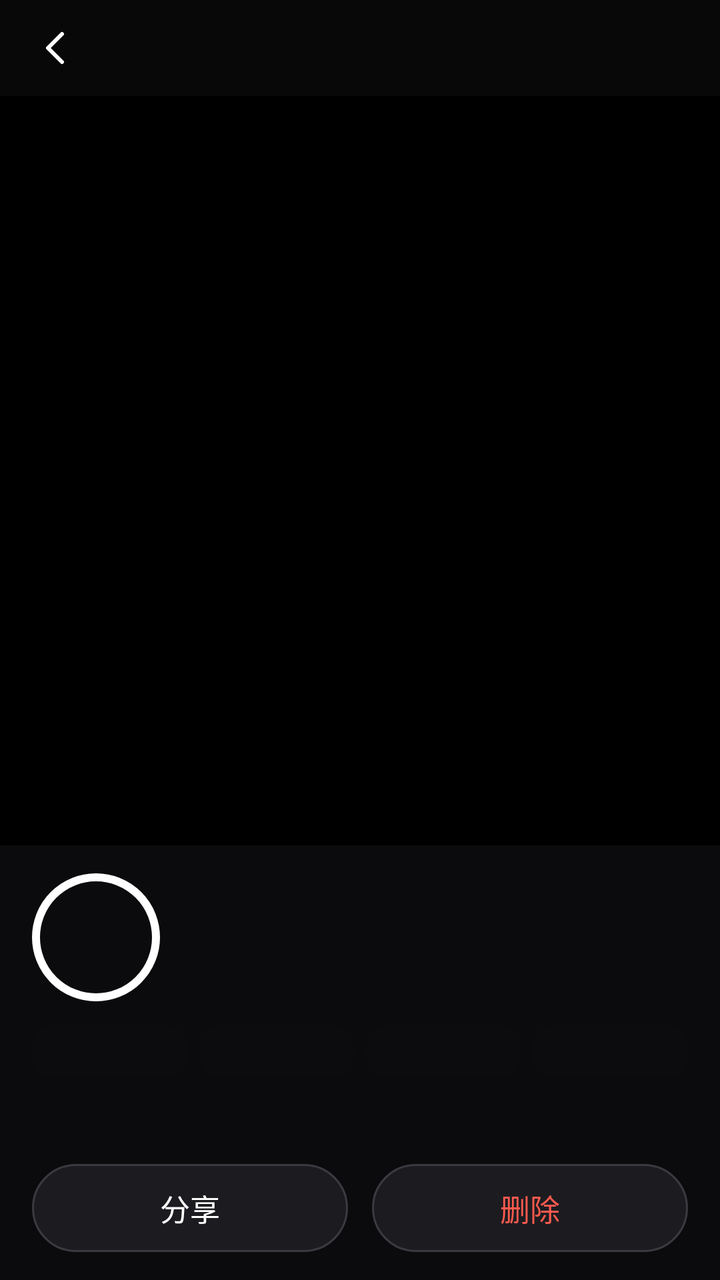
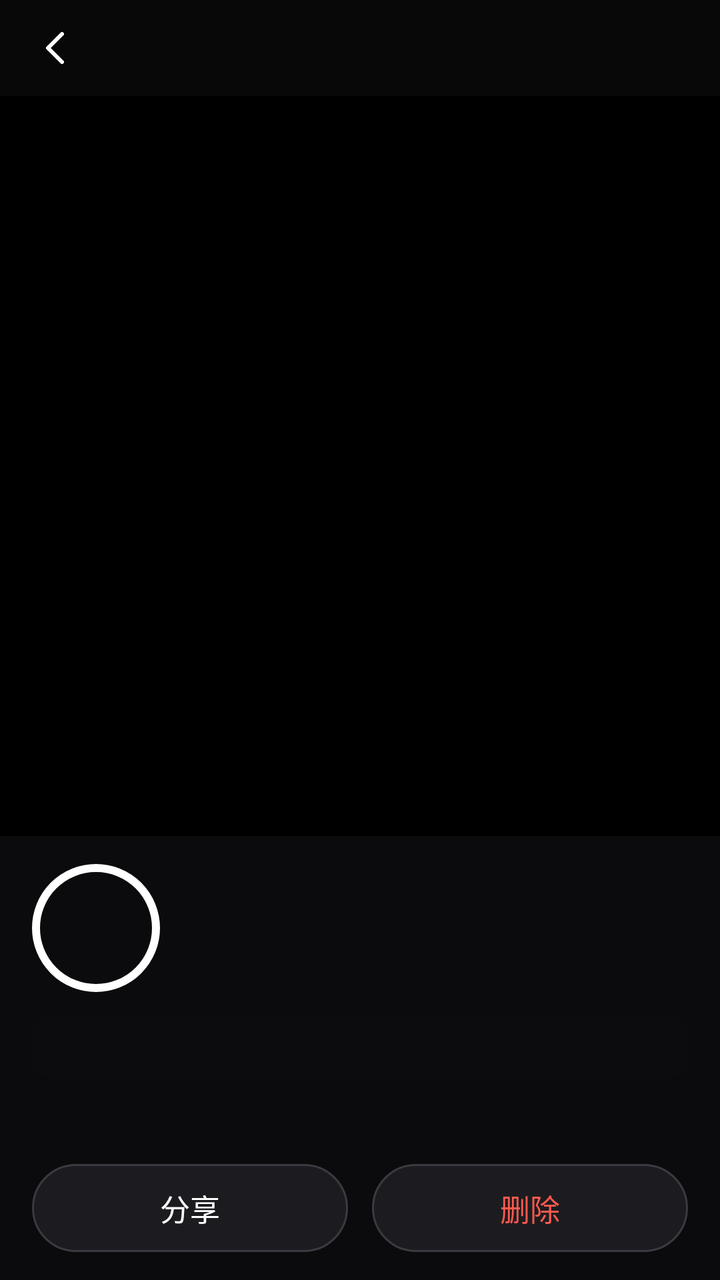

The first picture is an Android layout as it rendered before a commit; the second is the same layout after the commit. The layout source and the unified diff follow.
<!-- AndroidManifest.xml: application theme Theme.AICamera -->
<!-- res/layout/activity_gallery.xml -->
<?xml version="1.0" encoding="utf-8"?>
<FrameLayout xmlns:android="http://schemas.android.com/apk/res/android"
    android:id="@+id/root"
    android:layout_width="match_parent"
    android:layout_height="match_parent"
    android:background="@android:color/black">

    <androidx.viewpager2.widget.ViewPager2
        android:id="@+id/pager"
        android:layout_width="match_parent"
        android:layout_height="match_parent" />

    <TextView
        android:id="@+id/empty"
        android:layout_width="wrap_content"
        android:layout_height="wrap_content"
        android:layout_gravity="center"
        android:text="@string/no_photos"
        android:textColor="@color/text_secondary"
        android:textSize="16sp"
        android:visibility="gone" />

    <LinearLayout
        android:id="@+id/topBar"
        android:layout_width="match_parent"
        android:layout_height="wrap_content"
        android:layout_gravity="top"
        android:background="#990E0E10"
        android:gravity="center_vertical"
        android:orientation="horizontal"
        android:paddingStart="4dp"
        android:paddingEnd="16dp">

        <ImageButton
            android:id="@+id/btnBack"
            android:layout_width="48dp"
            android:layout_height="48dp"
            android:background="?attr/selectableItemBackgroundBorderless"
            android:contentDescription="@string/back"
            android:src="@drawable/ic_back" />

        <TextView
            android:id="@+id/counter"
            android:layout_width="0dp"
            android:layout_height="wrap_content"
            android:layout_weight="1"
            android:textColor="@android:color/white"
            android:textSize="16sp" />
    </LinearLayout>

    <LinearLayout
        android:id="@+id/bottomPanel"
        android:layout_width="match_parent"
        android:layout_height="wrap_content"
        android:layout_gravity="bottom"
        android:background="#D90E0E10"
        android:orientation="vertical"
        android:paddingStart="16dp"
        android:paddingTop="14dp"
        android:paddingEnd="16dp"
        android:paddingBottom="14dp">

        <LinearLayout
            android:layout_width="match_parent"
            android:layout_height="wrap_content"
            android:gravity="center_vertical"
            android:orientation="horizontal">

            <TextView
                android:id="@+id/score"
                android:layout_width="64dp"
                android:layout_height="64dp"
                android:background="@drawable/bg_score"
                android:gravity="center"
                android:textColor="@android:color/white"
                android:textSize="24sp"
                android:textStyle="bold" />

            <LinearLayout
                android:layout_width="0dp"
                android:layout_height="wrap_content"
                android:layout_marginStart="14dp"
                android:layout_weight="1"
                android:orientation="vertical">

                <TextView
                    android:id="@+id/verdict"
                    android:layout_width="wrap_content"
                    android:layout_height="wrap_content"
                    android:textColor="@android:color/white"
                    android:textSize="18sp"
                    android:textStyle="bold" />

                <TextView
                    android:id="@+id/scene"
                    android:layout_width="wrap_content"
                    android:layout_height="wrap_content"
                    android:layout_marginTop="2dp"
                    android:textColor="@color/text_secondary"
                    android:textSize="13sp" />
            </LinearLayout>
        </LinearLayout>

        <LinearLayout
            android:id="@+id/pills"
            android:layout_width="match_parent"
            android:layout_height="wrap_content"
            android:layout_marginStart="-3dp"
            android:layout_marginTop="12dp"
            android:layout_marginEnd="-3dp"
            android:orientation="horizontal">

            <TextView
                android:id="@+id/pillComposition"
                style="@style/ScorePill" />

            <TextView
                android:id="@+id/pillLight"
                style="@style/ScorePill" />

            <TextView
                android:id="@+id/pillPose"
                style="@style/ScorePill" />

            <TextView
                android:id="@+id/pillLevel"
                style="@style/ScorePill" />
        </LinearLayout>

        <TextView
            android:id="@+id/tips"
            android:layout_width="match_parent"
            android:layout_height="wrap_content"
            android:layout_marginTop="10dp"
            android:lineSpacingExtra="4dp"
            android:textColor="@android:color/white"
            android:textSize="14sp" />

        <LinearLayout
            android:layout_width="match_parent"
            android:layout_height="wrap_content"
            android:layout_marginTop="14dp"
            android:orientation="horizontal">

            <TextView
                android:id="@+id/btnShare"
                android:layout_width="0dp"
                android:layout_height="44dp"
                android:layout_marginEnd="6dp"
                android:layout_weight="1"
                android:background="@drawable/bg_button"
                android:gravity="center"
                android:text="@string/share"
                android:textColor="@android:color/white"
                android:textSize="15sp" />

            <TextView
                android:id="@+id/btnDelete"
                android:layout_width="0dp"
                android:layout_height="44dp"
                android:layout_marginStart="6dp"
                android:layout_weight="1"
                android:background="@drawable/bg_button"
                android:gravity="center"
                android:text="@string/delete"
                android:textColor="@color/bad"
                android:textSize="15sp" />
        </LinearLayout>
    </LinearLayout>
</FrameLayout>
<!-- resources referenced by this layout -->
<resources>
  <color name="bad">#FF5A4E</color>
  <color name="text_secondary">#B8BCC2</color>
  <!-- drawable bg_button (drawable) -->
  <?xml version="1.0" encoding="utf-8"?>
  <ripple xmlns:android="http://schemas.android.com/apk/res/android" android:color="#33FFFFFF">
      <item>
          <shape>
              <solid android:color="@color/surface" />
              <stroke android:width="1dp" android:color="#FF3A3A40" />
              <corners android:radius="22dp" />
          </shape>
      </item>
  </ripple>
  <!-- drawable bg_score (drawable) -->
  <?xml version="1.0" encoding="utf-8"?>
  <shape xmlns:android="http://schemas.android.com/apk/res/android" android:shape="oval">
      <solid android:color="#00000000" />
      <stroke android:width="4dp" android:color="#FFFFFFFF" />
  </shape>
  <!-- drawable ic_back (drawable) -->
  <vector xmlns:android="http://schemas.android.com/apk/res/android" android:width="24dp" android:height="24dp" android:viewportWidth="24" android:viewportHeight="24">
      <path android:strokeColor="#FFFFFFFF" android:strokeWidth="2" android:strokeLineCap="round" android:strokeLineJoin="round" android:pathData="M15,5l-7,7l7,7" />
  </vector>
  <string name="back">返回</string>
  <string name="delete">删除</string>
  <string name="no_photos">还没有用这个 App 拍过照片</string>
  <string name="share">分享</string>
  <style name="ScorePill">
          <item name="android:layout_width">0dp</item>
          <item name="android:layout_height">wrap_content</item>
          <item name="android:layout_weight">1</item>
          <item name="android:layout_marginStart">3dp</item>
          <item name="android:layout_marginEnd">3dp</item>
          <item name="android:background">@drawable/bg_pill</item>
          <item name="android:gravity">center</item>
          <item name="android:paddingTop">5dp</item>
          <item name="android:paddingBottom">5dp</item>
          <item name="android:textColor">@android:color/white</item>
          <item name="android:textSize">12sp</item>
          <item name="android:lineSpacingExtra">1dp</item>
          <item name="android:maxLines">2</item>
      </style>
  <style name="Theme.AICamera" parent="Theme.Material3.Dark.NoActionBar">
          <item name="colorPrimary">@color/accent</item>
          <item name="colorOnPrimary">@color/bg</item>
          <item name="android:windowBackground">@color/bg</item>
          <item name="android:statusBarColor">@android:color/transparent</item>
          <item name="android:navigationBarColor">@android:color/transparent</item>
      </style>
  <color name="surface">#1C1C20</color>
  <!-- drawable bg_pill (drawable) -->
  <?xml version="1.0" encoding="utf-8"?>
  <shape xmlns:android="http://schemas.android.com/apk/res/android">
      <solid android:color="#B30E0E10" />
      <corners android:radius="10dp" />
  </shape>
  <color name="accent">#FFC940</color>
  <color name="bg">#0E0E10</color>
</resources>

<!-- the commit's change to res/layout/activity_gallery.xml (unified diff, before → after) -->
@@ -73,7 +73,7 @@
                 android:background="@drawable/bg_score"
                 android:gravity="center"
                 android:textColor="@android:color/white"
-                android:textSize="24sp"
+                android:textSize="18sp"
                 android:textStyle="bold" />
 
             <LinearLayout
@@ -101,31 +101,19 @@
             </LinearLayout>
         </LinearLayout>
 
-        <LinearLayout
+        <TextView
             android:id="@+id/pills"
             android:layout_width="match_parent"
             android:layout_height="wrap_content"
-            android:layout_marginStart="-3dp"
             android:layout_marginTop="12dp"
-            android:layout_marginEnd="-3dp"
-            android:orientation="horizontal">
-
-            <TextView
-                android:id="@+id/pillComposition"
-                style="@style/ScorePill" />
-
-            <TextView
-                android:id="@+id/pillLight"
-                style="@style/ScorePill" />
-
-            <TextView
-                android:id="@+id/pillPose"
-                style="@style/ScorePill" />
-
-            <TextView
-                android:id="@+id/pillLevel"
-                style="@style/ScorePill" />
-        </LinearLayout>
+            android:background="@drawable/bg_pill"
+            android:lineSpacingExtra="2dp"
+            android:paddingStart="10dp"
+            android:paddingTop="6dp"
+            android:paddingEnd="10dp"
+            android:paddingBottom="6dp"
+            android:textColor="@android:color/white"
+            android:textSize="14sp" />
 
         <TextView
             android:id="@+id/tips"
<!-- resource entries referenced after the edit -->
@@ -13,6 +13,12 @@
           </shape>
       </item>
   </ripple>
+  <!-- drawable bg_pill (drawable) -->
+  <?xml version="1.0" encoding="utf-8"?>
+  <shape xmlns:android="http://schemas.android.com/apk/res/android">
+      <solid android:color="#B30E0E10" />
+      <corners android:radius="10dp" />
+  </shape>
   <!-- drawable bg_score (drawable) -->
   <?xml version="1.0" encoding="utf-8"?>
   <shape xmlns:android="http://schemas.android.com/apk/res/android" android:shape="oval">
@@ -27,21 +33,6 @@
   <string name="delete">删除</string>
   <string name="no_photos">还没有用这个 App 拍过照片</string>
   <string name="share">分享</string>
-  <style name="ScorePill">
-          <item name="android:layout_width">0dp</item>
-          <item name="android:layout_height">wrap_content</item>
-          <item name="android:layout_weight">1</item>
-          <item name="android:layout_marginStart">3dp</item>
-          <item name="android:layout_marginEnd">3dp</item>
-          <item name="android:background">@drawable/bg_pill</item>
-          <item name="android:gravity">center</item>
-          <item name="android:paddingTop">5dp</item>
-          <item name="android:paddingBottom">5dp</item>
-          <item name="android:textColor">@android:color/white</item>
-          <item name="android:textSize">12sp</item>
-          <item name="android:lineSpacingExtra">1dp</item>
-          <item name="android:maxLines">2</item>
-      </style>
   <style name="Theme.AICamera" parent="Theme.Material3.Dark.NoActionBar">
           <item name="colorPrimary">@color/accent</item>
           <item name="colorOnPrimary">@color/bg</item>
@@ -50,12 +41,6 @@
           <item name="android:navigationBarColor">@android:color/transparent</item>
       </style>
   <color name="surface">#1C1C20</color>
-  <!-- drawable bg_pill (drawable) -->
-  <?xml version="1.0" encoding="utf-8"?>
-  <shape xmlns:android="http://schemas.android.com/apk/res/android">
-      <solid android:color="#B30E0E10" />
-      <corners android:radius="10dp" />
-  </shape>
   <color name="accent">#FFC940</color>
   <color name="bg">#0E0E10</color>
 </resources>
